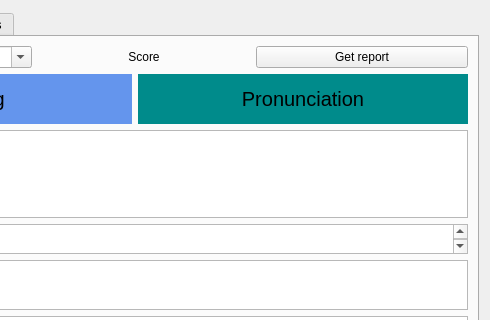
The window that ui/EnglishPractice.ui (SuWeipeng/EnglishPractice) describes before a commit, drawn with Qt 5; both pictures show x 221 to 711 and y 0 to 320 of the 711 by 416 pixel window.
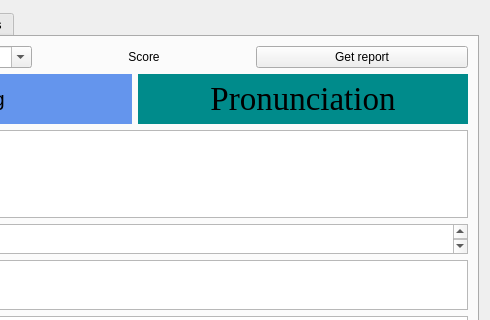
The same window after the commit.

Commit message: 完成界面初始化

```diff
--- a/ui/EnglishPractice.ui
+++ b/ui/EnglishPractice.ui
@@ -113,7 +113,8 @@
              </property>
              <property name="font">
               <font>
-               <pointsize>15</pointsize>
+               <family>Times New Roman</family>
+               <pointsize>25</pointsize>
               </font>
              </property>
              <property name="styleSheet">
```
The commit also changes 2 other files.
